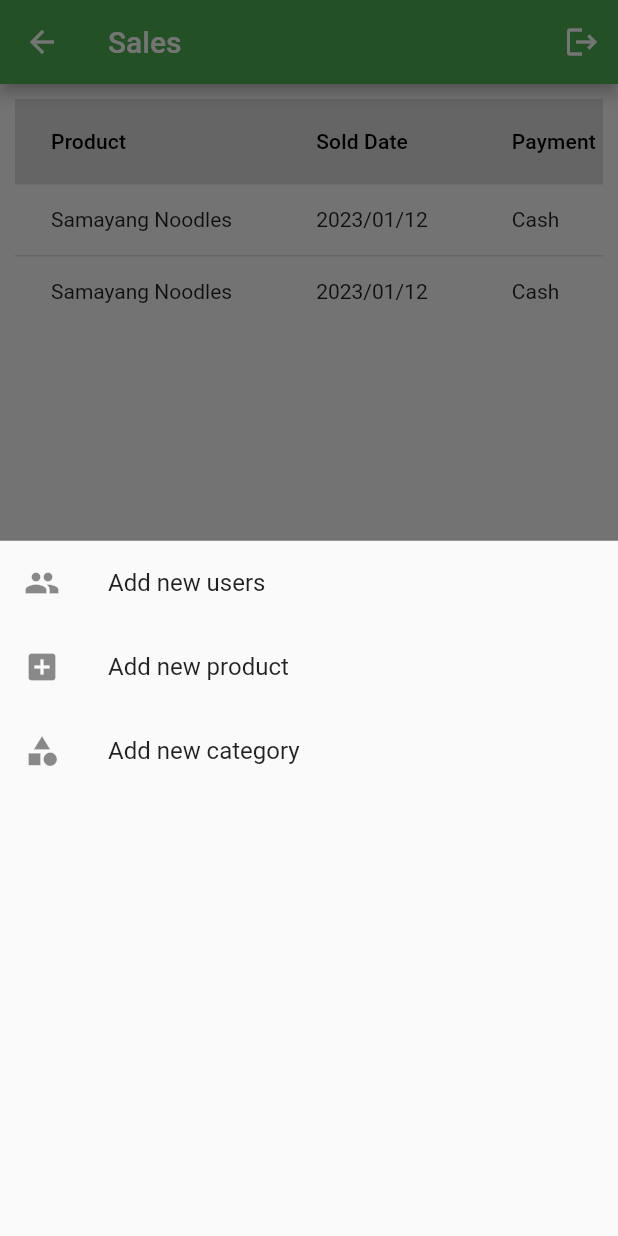
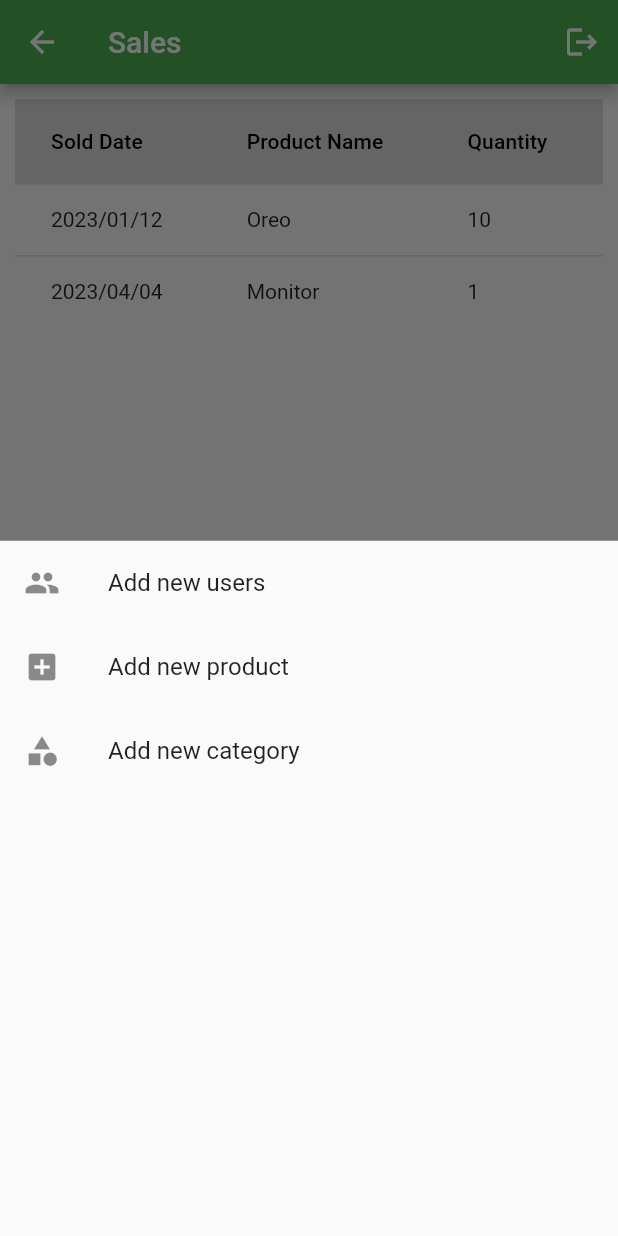
Before and after one commit to sndp231998/HMRODOKAN, a Flutter app: the AdminDashboard screen opened directly, item 5 of the bottom bar chosen, after a tap on the "add" icon, on a phone screen of 412 x 824 dp. Run offline on Flutter 3.47's test engine with Material 2 defaults, Android fonts, the phone set to English and light mode, and no system bars; our stand-ins replace cloud_firestore, firebase_auth, firebase_core, firebase_storage, image_picker, shared_preferences; missing offline and left inert: flutter_barcode_scanner; accounts and stored records are empty; network calls fail.

Commit message:
store id for pulling data & other fixes

```diff
--- a/lib/components/admin_product.dart
+++ b/lib/components/admin_product.dart
@@ -33,8 +33,8 @@
       child: Row(
         children: [
           // image
-          Image.asset(
-            'assets/images/samayang.jpeg',
+          Image.network(
+            products.imageUrl,
             width: 80,
           ),
 
--- a/lib/pages/admin/dashboard_screen.dart
+++ b/lib/pages/admin/dashboard_screen.dart
@@ -83,7 +83,7 @@
       totalSales = salesWithProducts['totalSales'] ?? 0;
       totalProductsSold = salesWithProducts['totalProductsSold'] ?? 0;
       outOfStock = await firebaseFirestoreHelper.getOutOfStock(storeId);
-      totalCounters = await firebaseAuthHelper.getNoCounters();
+      totalCounters = await firebaseAuthHelper.getNoCounters(storeId);
 
       setState(() {
         // Update the state to trigger a rebuild with the new data
--- a/lib/pages/admin/sales.dart
+++ b/lib/pages/admin/sales.dart
@@ -1,6 +1,4 @@
 import 'package:flutter/material.dart';
-import 'package:hmrodokan/components/table_body.dart';
-import 'package:hmrodokan/components/table_head.dart';
 
 class Sales extends StatelessWidget {
   const Sales({super.key});
@@ -16,23 +14,29 @@
             child: DataTable(
                 headingRowColor: const MaterialStatePropertyAll(Colors.black12),
                 columns: const [
-                  DataColumn(label: Text('Product')),
                   DataColumn(label: Text('Sold Date')),
+                  DataColumn(label: Text('Product Name')),
+                  DataColumn(label: Text('Quantity')),
                   DataColumn(label: Text('Payment')),
+                  DataColumn(label: Text('Paid Amount')),
                   DataColumn(label: Text('Counter ID')),
                 ],
                 rows: const [
                   DataRow(cells: [
-                    DataCell(Text('Samayang Noodles')),
                     DataCell(Text('2023/01/12')),
+                    DataCell(Text('Oreo')),
+                    DataCell(Text('10')),
                     DataCell(Text('Cash')),
+                    DataCell(Text('Rs. 1100')),
                     DataCell(Text('10234')),
                   ]),
                   DataRow(cells: [
-                    DataCell(Text('Samayang Noodles')),
-                    DataCell(Text('2023/01/12')),
-                    DataCell(Text('Cash')),
-                    DataCell(Text('10234')),
+                    DataCell(Text('2023/04/04')),
+                    DataCell(Text('Monitor')),
+                    DataCell(Text('1')),
+                    DataCell(Text('Esewa')),
+                    DataCell(Text('Rs. 967')),
+                    DataCell(Text('10235')),
                   ]),
                 ]),
           ),
--- a/lib/pages/counter/counter_dashboard.dart
+++ b/lib/pages/counter/counter_dashboard.dart
@@ -20,7 +20,7 @@
 
   @override
   Widget build(BuildContext context) {
-    final authService = Provider.of<UserProvider>(context, listen: false);
+    // final authService = Provider.of<UserProvider>(context, listen: false);
     return Scaffold(
       body: SafeArea(
         child: Padding(
@@ -90,7 +90,8 @@
                     try {
                       await authHelper.signOut();
                     } catch (e) {
-                      Utils().toastor(context, e.toString());
+                      if (context.mounted)
+                        Utils().toastor(context, e.toString());
                     }
                   },
                   child: const Text('Sign Out'))
```
Also changed, not shown: lib/components/category_card.dart (+22 -6 lines), lib/firebase/firebase_auth.dart (+9 -4 lines), lib/firebase/firebase_firestore.dart (+12 -3 lines), lib/model/category.dart (+7 -2 lines), lib/pages/admin/create_category.dart (+8 -3 lines), lib/pages/admin/inventory.dart (+6 -2 lines), lib/pages/admin/product_view.dart (+6 -3 lines), lib/pages/admin/user.dart (+11 -4 lines).
